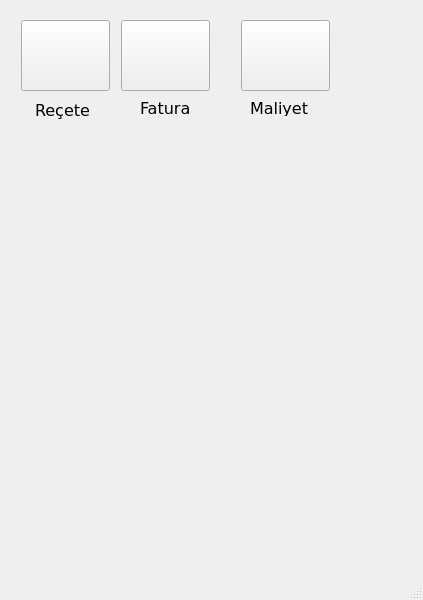
Before: the Qt Designer form mainwindow.ui in nerdogan/nenra, drawn with Qt 5.
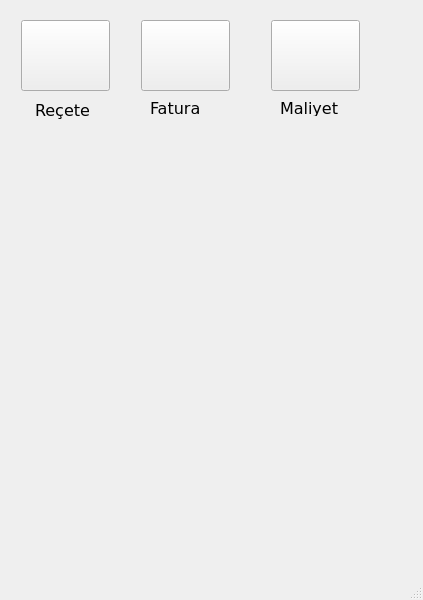
After: the same form once the commit is applied.

Patch:
```diff
--- a/mainwindow.ui
+++ b/mainwindow.ui
@@ -72,7 +72,7 @@
    <widget class="QWidget" name="horizontalLayoutWidget_2">
     <property name="geometry">
      <rect>
-      <x>120</x>
+      <x>140</x>
       <y>20</y>
       <width>91</width>
       <height>71</height>
@@ -146,7 +146,7 @@
    <widget class="QLabel" name="label_2">
     <property name="geometry">
      <rect>
-      <x>140</x>
+      <x>150</x>
       <y>100</y>
       <width>61</width>
       <height>16</height>
@@ -165,7 +165,7 @@
    <widget class="QWidget" name="horizontalLayoutWidget_5">
     <property name="geometry">
      <rect>
-      <x>240</x>
+      <x>270</x>
       <y>20</y>
       <width>91</width>
       <height>71</height>
@@ -198,7 +198,7 @@
    <widget class="QLabel" name="label_3">
     <property name="geometry">
      <rect>
-      <x>250</x>
+      <x>280</x>
       <y>100</y>
       <width>61</width>
       <height>16</height>
```
